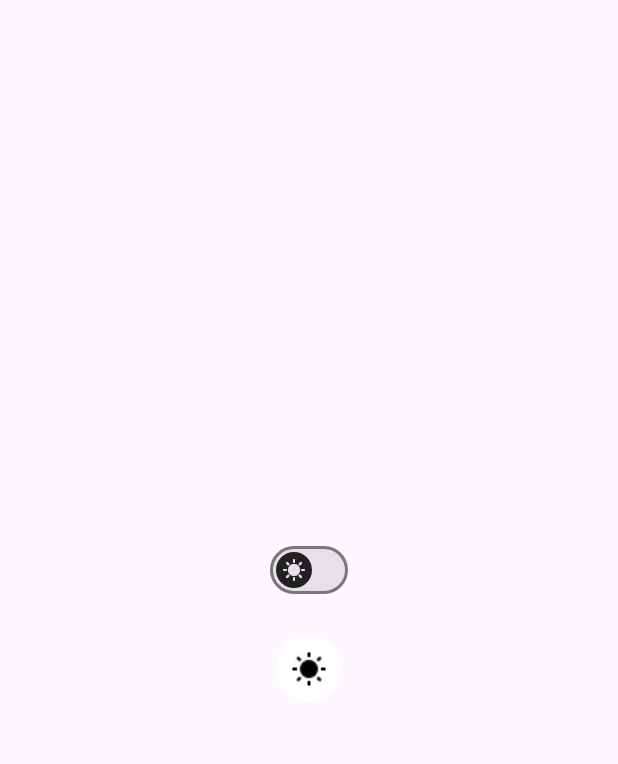
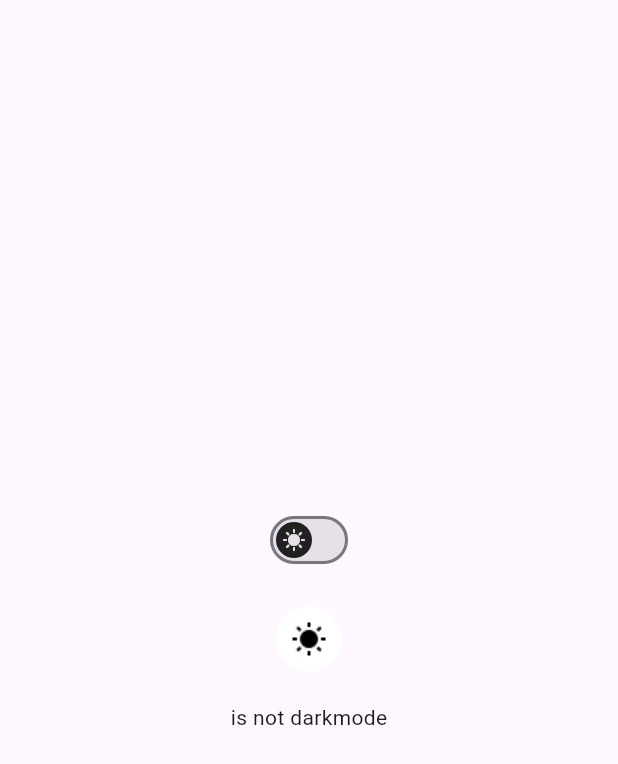
Before and after one commit to dev-o-los/reactive_theme, a Flutter app: the screen it shows after launch, on a phone screen of 412 x 824 dp. Shown: the top 764 px of the screen. Run offline on Flutter 3.47's test engine with Material 2 defaults, Android fonts, the phone set to English and light mode, and no system bars; our stand-ins replace shared_preferences.

Commit message:
is darkmode function added

```diff
--- a/example/lib/home_page.dart
+++ b/example/lib/home_page.dart
@@ -6,13 +6,17 @@ class HomePage extends StatelessWidget {
 
   @override
   Widget build(BuildContext context) {
-    return const Scaffold(
+    return Scaffold(
       body: Column(
         mainAxisAlignment: MainAxisAlignment.center,
         children: [
-          Center(child: ReactiveSwitch()),
-          SizedBox(height: 20),
-          Center(child: ReactiveThemeBtn())
+          const Center(child: ReactiveSwitch()),
+          const SizedBox(height: 20),
+          const Center(child: ReactiveThemeBtn()),
+          const SizedBox(height: 20),
+          ReactiveMode.isDarkMode(context)
+              ? const Text('is darkmode')
+              : const Text('is not darkmode'),
         ],
       ),
     );
--- a/lib/reactive_theme.dart
+++ b/lib/reactive_theme.dart
@@ -4,3 +4,4 @@ library reactive_theme;
 export 'src/exports/reactive_themer.dart';
 export 'src/exports/reactive_theme_btn.dart';
 export 'src/exports/reactive_switch.dart';
+export 'src/exports/reactive_mode.dart';
--- /dev/null
+++ b/lib/src/exports/reactive_mode.dart
@@ -0,0 +1,7 @@
+import 'package:flutter/material.dart';
+import 'package:reactive_theme/src/private/theme_mutator.dart';
+
+class ReactiveMode {
+  static bool isDarkMode(BuildContext context) =>
+      ThemeMutator.of(context).isDarkMode;
+}
```
